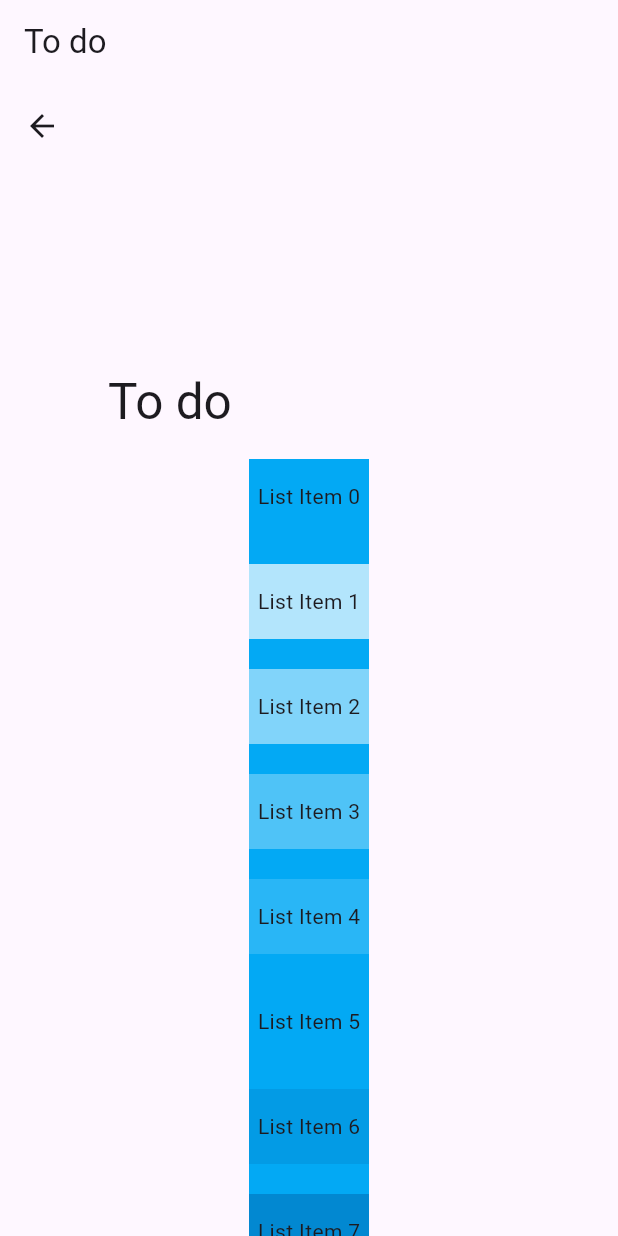
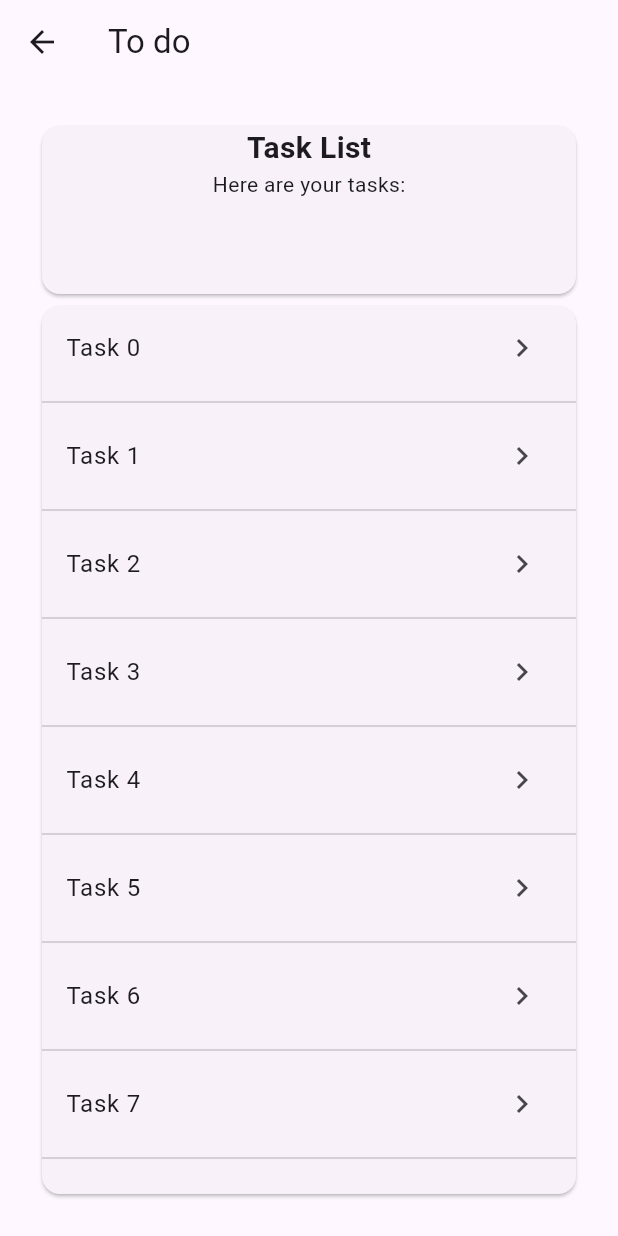
Before and after one commit to eduardowanderleyde/flutter-studies, a Flutter app: the TaskList screen opened directly, on a phone screen of 412 x 824 dp. Run offline on Flutter 3.47's test engine with Material 2 defaults, Android fonts, the phone set to English and light mode, and no system bars.

Commit message:
adjusting the listwview

```diff
--- a/initial_code/lib/main.dart
+++ b/initial_code/lib/main.dart
@@ -13,7 +13,7 @@ class MyApp extends StatelessWidget {
   @override
   Widget build(BuildContext context) {
     return MaterialApp(
-      title: 'Flutter Demo',
+      title: 'Flutter Login',
       theme: ThemeData(
 
         colorScheme: ColorScheme.fromSeed(seedColor: Colors.deepPurple),
--- a/initial_code/lib/pages/task_list.dart
+++ b/initial_code/lib/pages/task_list.dart
@@ -1,47 +1,57 @@
 import 'package:flutter/material.dart';
 
 class TaskList extends StatelessWidget {
-  const TaskList({super.key});
+  const TaskList({Key? key});
 
   @override
   Widget build(BuildContext context) {
     return Scaffold(
       appBar: AppBar(
         title: const Text('To do'),
-        automaticallyImplyLeading: false,
       ),
-      body: CustomScrollView(
-        slivers: <Widget>[
-          const SliverAppBar(
-            pinned: true,
-            expandedHeight: 250.0,
-            flexibleSpace: FlexibleSpaceBar(
-              title: Text('To do'),
+      body: Padding(
+        padding: EdgeInsets.all(24.0),
+        child: Column(
+          crossAxisAlignment: CrossAxisAlignment.start,
+          children: [
+            const Expanded(
+              flex: 2,
+              child: Card(
+                child: SizedBox(
+                  width: double.infinity,
+                  child: Column(
+                    children: [
+                      // Add any content you want inside the Card widget.
+                      // For example, you can add a title or description for the tasks.
+                      Text('Task List', style: TextStyle(fontSize: 20, fontWeight: FontWeight.bold)),
+                      Text('Here are your tasks:'),
+                    ],
                   ),
                 ),
-          SliverToBoxAdapter(
-            child: Center(
-              child: Container(
-                width: 80.0, // Defina a largura desejada aqui
-                color: Colors.lightBlue,
+              ),
+            ),
+            Expanded(
+              flex: 10,
+              child: Card(
                 child: ListView.separated(
                   shrinkWrap: true,
-                  itemCount: 40,
-                  separatorBuilder: (context, index) => SizedBox(height: 20.0), // Espaço de 10 pixels entre os itens
                   itemBuilder: (context, index) {
-                    return Container(
-                      height: 50.0,
-                      alignment: Alignment.center,
-                      color: Colors.lightBlue[100 * (index % 9)],
-                      child: Text('List Item $index'),
+                    return ListTile(
+                      title: Text('Task $index'),
+                      trailing: const Icon(Icons.chevron_right),
+                      onTap: () {
+                        // Add any functionality you want when tapping the ListTile.
+                      },
                     );
                   },
-                ),
+                  separatorBuilder: (_, __) => Divider(),
+                  itemCount: 15,
                 ),
               ),
             ),
           ],
         ),
+      ),
     );
   }
 }
```
Also changed, not shown: initial_code/lib/pages/login_screen.dart (+34 -15 lines). Lines whose indentation alone changed are shown as unchanged.
